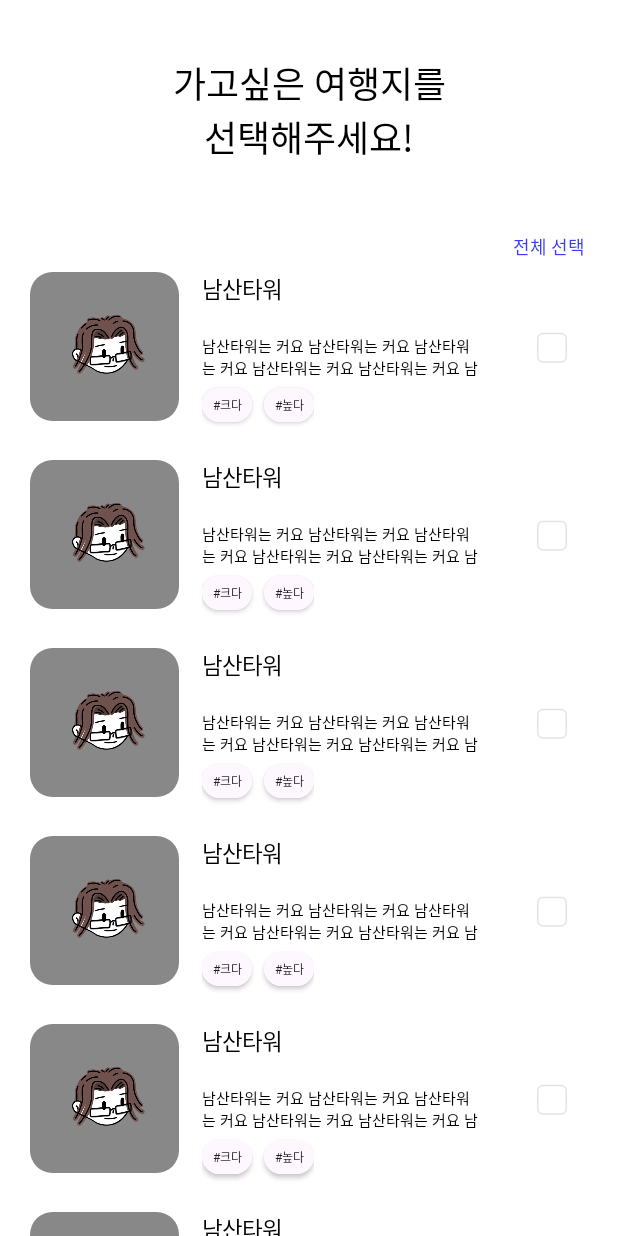
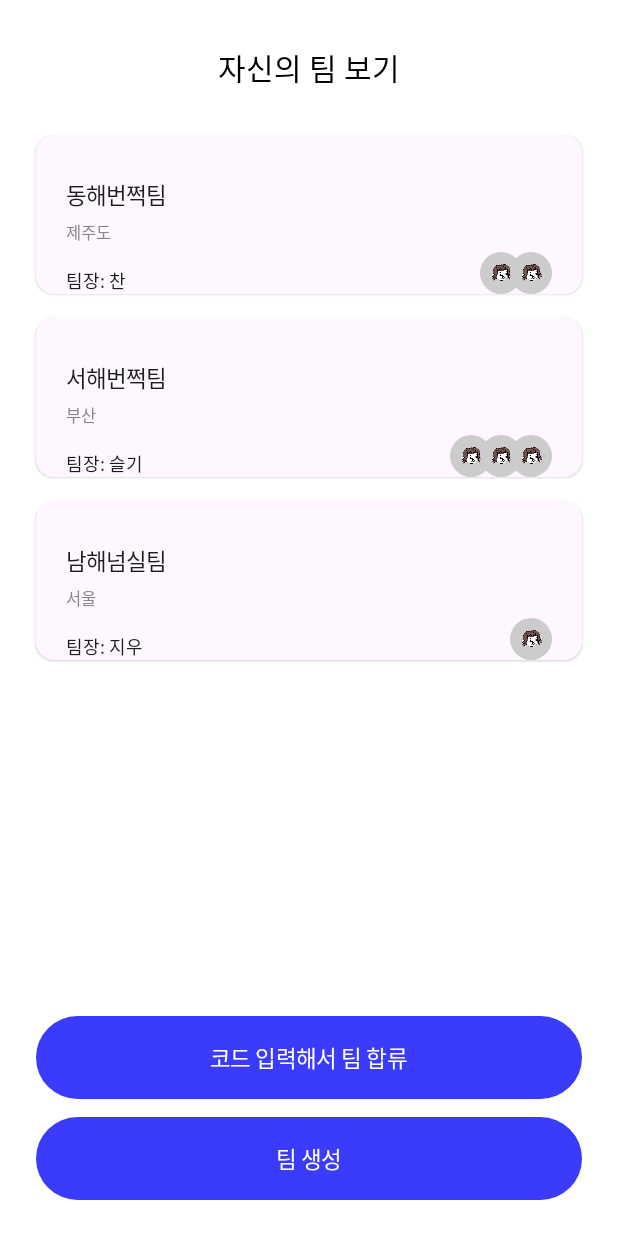
Before and after one commit to Team-Tlog/Tlog-app, an Android app built with Jetpack Compose: the screen it shows after launch (MainActivity), on a phone screen of 412 x 824 dp. Run offline under Robolectric (Android 15) with nearby library versions, the phone set to English and light mode, and no system bars; Roboto replaces fonts that are not available here.

Commit message:
feat: 팀 리스트 화면 구현
* 팀리스트보는 화면

* feat: 자신의 팀 리스트 화면 구현, TeamData 클래스 구현, 추후 추가될 서버와의 통신을 위해 ViewModel 틀만 구현

* feat: TeamData를 ViewModel에서 끌어오게 수정, padding 없애고 spacer로 수정, TopBar 추가

---------

Co-authored-by: dollargut <dollargut123@gmail.com>
Co-authored-by: dollargut <shinuk@DESKTOP-48TKUTC>
Co-authored-by: 정찬 <125573608+cksckckcks@users.noreply.github.com>

```diff
--- a/Tlog/app/src/main/java/com/tlog/MainActivity.kt
+++ b/Tlog/app/src/main/java/com/tlog/MainActivity.kt
@@ -16,6 +16,7 @@ import com.tlog.ui.screen.AddTravelDestinationScreen
 import com.tlog.ui.screen.AiCourseSelectCartScreen
 import com.tlog.ui.screen.CartScreen
 import com.tlog.ui.screen.LoginScreen
+import com.tlog.ui.screen.MyTeamListScreen
 import com.tlog.ui.screen.ReviewWritingScreen
 import com.tlog.ui.screen.SelectReviewWriteScreen
 import com.tlog.ui.screen.TbtiCodeInputScreen
@@ -41,7 +42,9 @@ class MainActivity : ComponentActivity() {
             //ReviewWritingScreen()
             //ChooseMyTypeDestinationScreen()
             //CartScreen()
-            AiCourseSelectCartScreen()
+            //AiCourseSelectCartScreen()
+            MyTeamListScreen()
+
         }
     }
 }
--- /dev/null
+++ b/Tlog/app/src/main/java/com/tlog/data/model/TeamData.kt
@@ -0,0 +1,8 @@
+package com.tlog.data.model
+
+data class TeamData(
+    val teamName: String,
+    val teamDestination: String,
+    val teamLeader: String,
+    val memberImage: List<Int>
+)
--- /dev/null
+++ b/Tlog/app/src/main/java/com/tlog/ui/component/TeamCard.kt
@@ -0,0 +1,78 @@
+package com.tlog.ui.component
+
+import androidx.compose.foundation.Image
+import androidx.compose.foundation.background
+import androidx.compose.foundation.layout.*
+import androidx.compose.foundation.shape.CircleShape
+import androidx.compose.foundation.shape.RoundedCornerShape
+import androidx.compose.material3.Surface
+import androidx.compose.material3.Text
+import androidx.compose.runtime.Composable
+import androidx.compose.ui.Alignment
+import androidx.compose.ui.Modifier
+import androidx.compose.ui.draw.clip
+import androidx.compose.ui.graphics.Color
+import androidx.compose.ui.res.painterResource
+import androidx.compose.ui.text.font.FontWeight
+import androidx.compose.ui.unit.dp
+import androidx.compose.ui.unit.sp
+import com.tlog.ui.theme.MainFont
+import com.tlog.data.model.TeamData
+
+@Composable
+fun TeamCard(team: TeamData) {
+    Surface(
+        shape = RoundedCornerShape(12.dp),
+        shadowElevation = 1.dp,
+        modifier = Modifier
+            .fillMaxWidth()
+            .height(106.dp)
+    ) {
+        Row(
+            modifier = Modifier
+                .fillMaxSize()
+                .padding(horizontal = 20.dp),
+            verticalAlignment = Alignment.Bottom,
+            horizontalArrangement = Arrangement.SpaceBetween
+        ) {
+            Column {
+                Spacer(modifier = Modifier.height(20.dp))
+                Text(
+                    text = team.teamName,
+                    fontSize = 15.sp,
+                    fontWeight = FontWeight.Bold,
+                    fontFamily = MainFont
+                )
+                Spacer(modifier = Modifier.height(6.dp))
+                Text(
+                    text = team.teamDestination,
+                    fontSize = 11.sp,
+                    fontWeight = FontWeight.Light,
+                    fontFamily = MainFont,
+                    color = Color.Gray
+                )
+                Spacer(modifier = Modifier.height(15.dp))
+                Text(
+                    text = "팀장: ${team.teamLeader}",
+                    fontSize = 12.sp,
+                    fontWeight = FontWeight.Normal,
+                    fontFamily = MainFont,
+                )
+            }
+
+            Row(horizontalArrangement = Arrangement.spacedBy((-8).dp)) {
+                team.memberImage.forEach { imageResId ->
+                    Image(
+                        painter = painterResource(id = imageResId),
+                        contentDescription = "팀원 이미지",
+                        modifier = Modifier
+                            .size(28.dp)
+                            .background(Color.LightGray, shape = CircleShape)
+                            .clip(CircleShape)
+                    )
+                }
+            }
+        }
+
+    }
+}
--- a/Tlog/app/src/main/java/com/tlog/ui/screen/ChooseMyTypeDestinationScreen.kt
+++ b/Tlog/app/src/main/java/com/tlog/ui/screen/ChooseMyTypeDestinationScreen.kt
@@ -16,14 +16,14 @@ import com.tlog.R
 import com.tlog.ui.component.DestinationCard
 import com.tlog.ui.component.MainButton
 import com.tlog.ui.theme.MainFont
-import com.tlog.viewmodel.ChooseDestinationViewModel
+import com.tlog.viewmodel.ChooseMyTypeViewModel
 import androidx.lifecycle.viewmodel.compose.viewModel
 
 
 @Preview(showBackground = true)
 @Composable
 fun ChooseMyTypeDestinationScreen(
-    viewModel: ChooseDestinationViewModel = viewModel()
+    viewModel: ChooseMyTypeViewModel = viewModel()
 ) {
     val maxSelection = 3
     val destinations = listOf("놀이공원", "공원", "호수", "바다", "대전", "광주", "대구", "부산", "충남", "충북", "전남", "전북", "경북", "경남", "울산", "제주")
--- /dev/null
+++ b/Tlog/app/src/main/java/com/tlog/ui/screen/MyTeamListScreen.kt
@@ -0,0 +1,70 @@
+package com.tlog.ui.screen
+
+import androidx.compose.foundation.background
+import androidx.compose.foundation.layout.*
+import androidx.compose.foundation.lazy.LazyColumn
+import androidx.compose.foundation.lazy.items
+import androidx.compose.runtime.Composable
+import androidx.compose.runtime.getValue
+import androidx.compose.ui.Alignment
+import androidx.compose.ui.Modifier
+import androidx.compose.ui.graphics.Color
+import androidx.compose.ui.tooling.preview.Preview
+import androidx.compose.ui.unit.dp
+import androidx.lifecycle.viewmodel.compose.viewModel
+import com.tlog.ui.component.MainButton
+import com.tlog.ui.component.TeamCard
+import com.tlog.ui.component.TopBar
+import com.tlog.viewmodel.MyTeamListViewModel
+
+@Preview(showBackground = true)
+@Composable
+fun MyTeamListScreen(
+    viewModel: MyTeamListViewModel = viewModel()
+) {
+    val teams by viewModel.teams // State<List<TeamData>>에서 값 추출
+
+    Column(
+        modifier = Modifier
+            .fillMaxSize()
+            .background(Color.White)
+            .windowInsetsPadding(WindowInsets.systemBars)
+            .padding(horizontal = 24.dp, vertical = 24.dp),
+        horizontalAlignment = Alignment.CenterHorizontally
+    ) {
+        TopBar(
+            text = "자신의 팀 보기"
+        )
+
+        Spacer(modifier = Modifier.height(24.dp))
+
+        LazyColumn(
+            modifier = Modifier.weight(1f),
+            verticalArrangement = Arrangement.spacedBy(16.dp)
+        ) {
+            items(teams) { team ->
+                TeamCard(team = team)
+            }
+        }
+
+        Spacer(modifier = Modifier.height(24.dp))
+
+        MainButton(
+            text = "코드 입력해서 팀 합류",
+            onClick = { /* 코드 입력 화면 이동 */ },
+            modifier = Modifier
+                .fillMaxWidth()
+                .height(55.dp)
+        )
+
+        Spacer(modifier = Modifier.height(12.dp))
+
+        MainButton(
+            text = "팀 생성",
+            onClick = { /* 팀 생성 화면 이동 */ },
+            modifier = Modifier
+                .fillMaxWidth()
+                .height(55.dp)
+        )
+    }
+}
--- a/Tlog/app/src/main/java/com/tlog/viewmodel/ChooseMyTypeViewModel.kt
+++ b/Tlog/app/src/main/java/com/tlog/viewmodel/ChooseMyTypeViewModel.kt
@@ -3,7 +3,7 @@ package com.tlog.viewmodel
 import androidx.compose.runtime.mutableStateOf
 import androidx.lifecycle.ViewModel
 
-class ChooseDestinationViewModel : ViewModel() {
+class ChooseMyTypeViewModel : ViewModel() {
     private val _selected = mutableStateOf(setOf<String>())
     val selected get() = _selected
 
--- /dev/null
+++ b/Tlog/app/src/main/java/com/tlog/viewmodel/MyTeamListViewModel.kt
@@ -0,0 +1,24 @@
+package com.tlog.viewmodel
+
+import androidx.lifecycle.ViewModel
+import androidx.compose.runtime.mutableStateOf
+import androidx.compose.runtime.State
+import com.tlog.R
+import com.tlog.data.model.TeamData
+
+class MyTeamListViewModel : ViewModel() {
+    // 서버에서 가져올 데이터라고 가정
+    private val _teams = mutableStateOf(
+        listOf(
+            TeamData("동해번쩍팀", "제주도", "찬", listOf(R.drawable.test_image, R.drawable.test_image)),
+            TeamData("서해번쩍팀", "부산", "슬기", listOf(R.drawable.test_image, R.drawable.test_image, R.drawable.test_image)),
+            TeamData("남해넘실팀", "서울", "지우", listOf(R.drawable.test_image))
+        )
+    )
+
+    val teams = _teams
+    // 추후 서버 통신을 통해 데이터를 갱신하는 함수 예시
+    fun fetchTeamsFromServer() {
+        // Retrofit 등의 통신 라이브러리 사용해서 데이터 받아온 후 _teams.value = ~~ 로 갱신
+    }
+}
```
